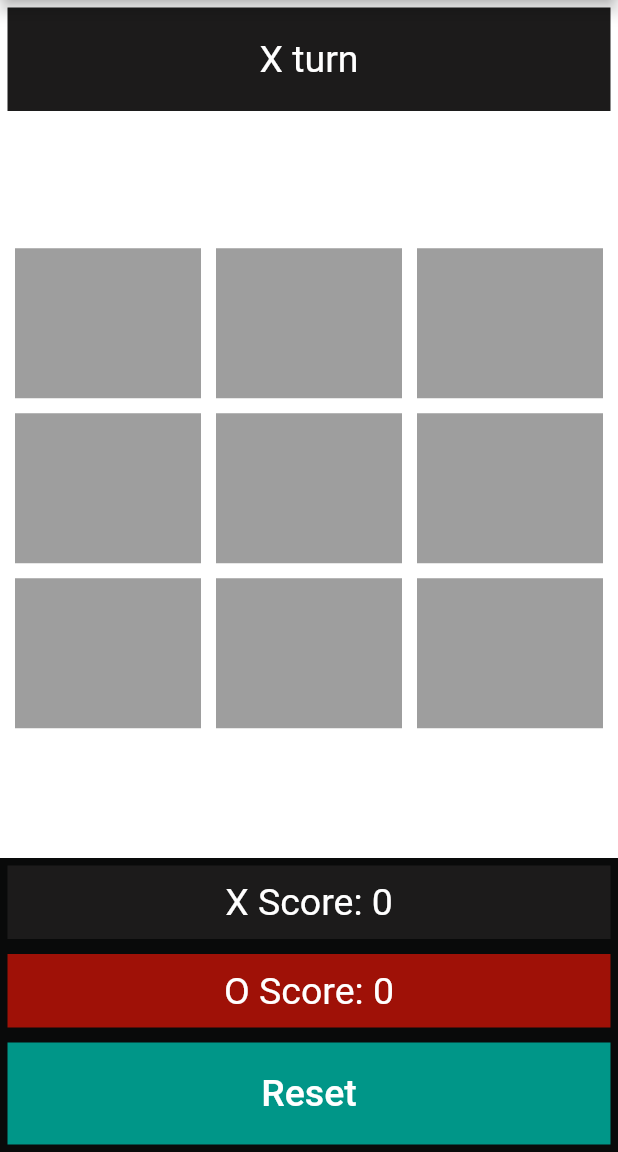
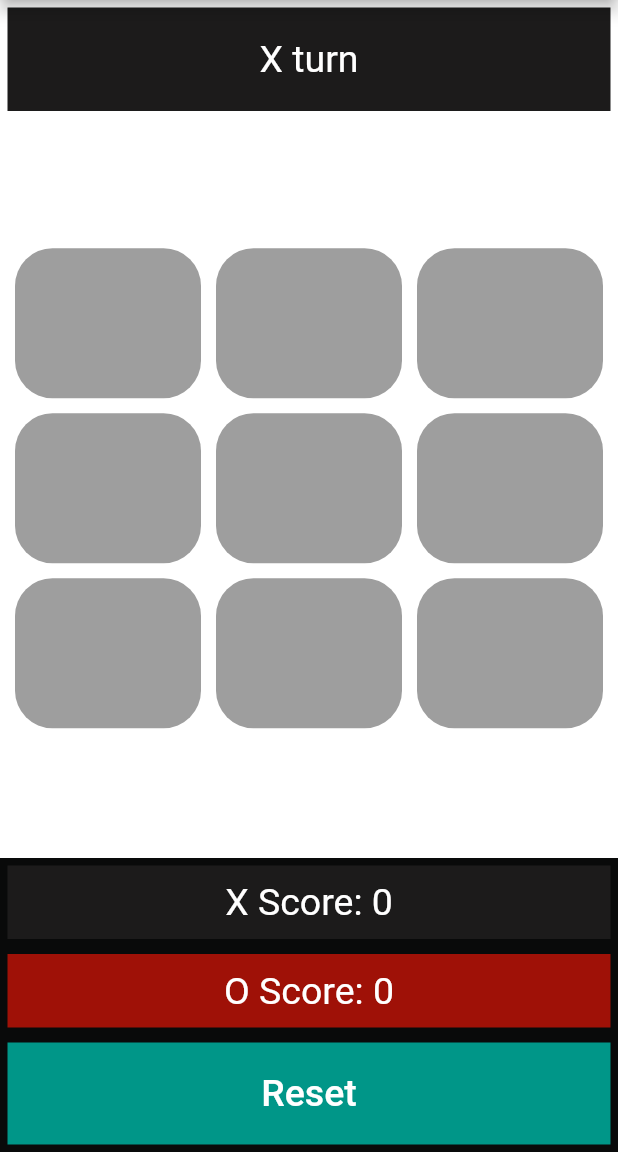
Before and after one commit to Akinyeleib/tictactoe, a Flutter app: the screen it shows after launch, on a phone screen of 412 x 824 dp, the part 84-1236 px from its top. Run offline on Flutter 3.47's test engine with Material 2 defaults, Android fonts, the phone set to English and light mode, and no system bars.

Commit message:
Container curved edges

```diff
--- a/lib/helper.dart
+++ b/lib/helper.dart
@@ -46,7 +46,10 @@ class MyContainer extends StatelessWidget {
       height: my_height,
       padding: const EdgeInsets.all(30),
       alignment: Alignment.center,
-      color: the_color,
+      decoration: BoxDecoration(
+        color: the_color,
+        borderRadius: BorderRadius.circular(25),
+      ),
       child: Text(
         theText,
         style: cell_style,
```
